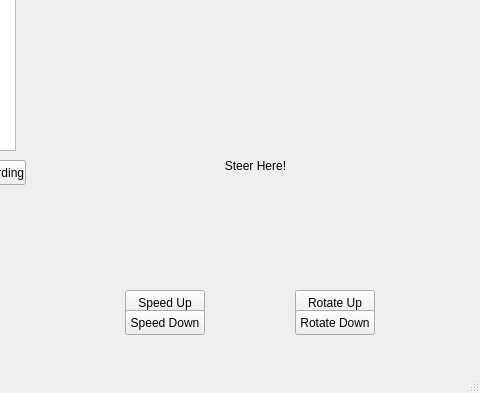
This is ella_test/ImitationLearner.ui in 111homell111/controller_pkg as Qt 5 draws it before an edit; both pictures show x 185 to 665 and y 270 to 663 of the 665 by 663 pixel window. The edited form follows.
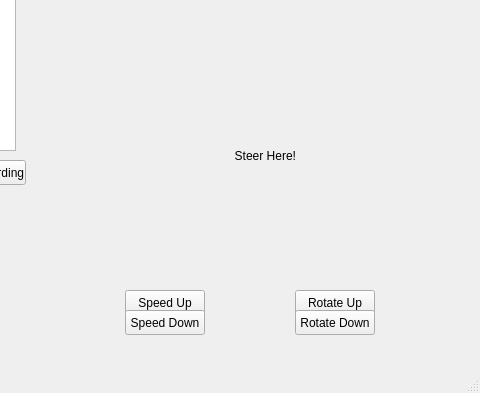
This is the edited form.

Diff of the .ui file:
```diff
--- a/ella_test/ImitationLearner.ui
+++ b/ella_test/ImitationLearner.ui
@@ -46,14 +46,14 @@
    <widget class="QLabel" name="steering_area">
     <property name="geometry">
      <rect>
-      <x>280</x>
-      <y>330</y>
-      <width>311</width>
-      <height>211</height>
+      <x>240</x>
+      <y>310</y>
+      <width>411</width>
+      <height>231</height>
      </rect>
     </property>
     <property name="text">
-     <string>                                       Steer Here!</string>
+     <string>                                                      Steer Here!</string>
     </property>
    </widget>
    <widget class="QPushButton" name="speed_up_button">
```
